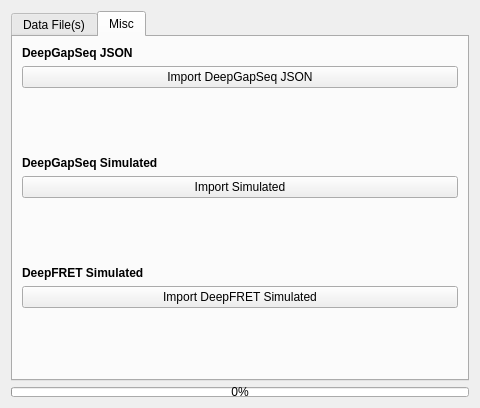
Above: src/DeepGapSeq/GUI/importwindow_gui.ui from piedrro/DeepGapSeq before the change. Below: the same form after it.
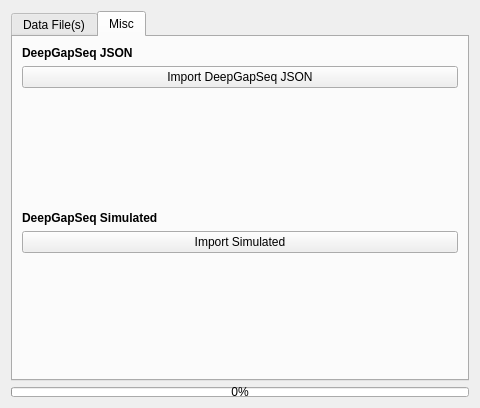
That is the form after the change. The open tabs and pages were chosen to show the change.

Commit message: ebFRET filtering added

Diff of the .ui file:
```diff
--- a/src/DeepGapSeq/GUI/importwindow_gui.ui
+++ b/src/DeepGapSeq/GUI/importwindow_gui.ui
@@ -455,39 +455,6 @@
          </property>
         </spacer>
        </item>
-       <item>
-        <widget class="QLabel" name="label_12">
-         <property name="font">
-          <font>
-           <weight>75</weight>
-           <bold>true</bold>
-          </font>
-         </property>
-         <property name="text">
-          <string>DeepFRET Simulated</string>
-         </property>
-        </widget>
-       </item>
-       <item>
-        <widget class="QPushButton" name="import_deepfret">
-         <property name="text">
-          <string>Import DeepFRET Simulated</string>
-         </property>
-        </widget>
-       </item>
-       <item>
-        <spacer name="verticalSpacer">
-         <property name="orientation">
-          <enum>Qt::Vertical</enum>
-         </property>
-         <property name="sizeHint" stdset="0">
-          <size>
-           <width>20</width>
-           <height>40</height>
-          </size>
-         </property>
-        </spacer>
-       </item>
       </layout>
      </widget>
     </widget>
```
Left out of the diff: 2 changed lines with no effect on the pictures. The commit also changes 16 other files.
